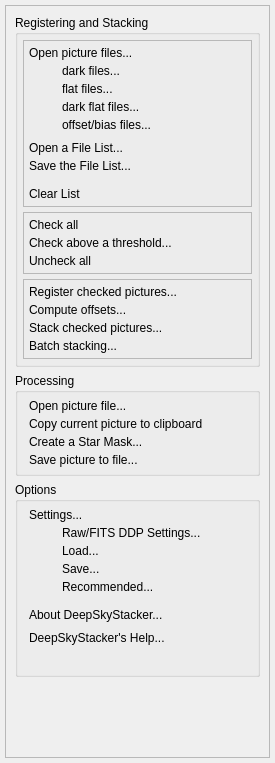
Old version of the form DeepSkyStacker/ui/ExplorerBar.ui in the repository deepskystacker/DSS.
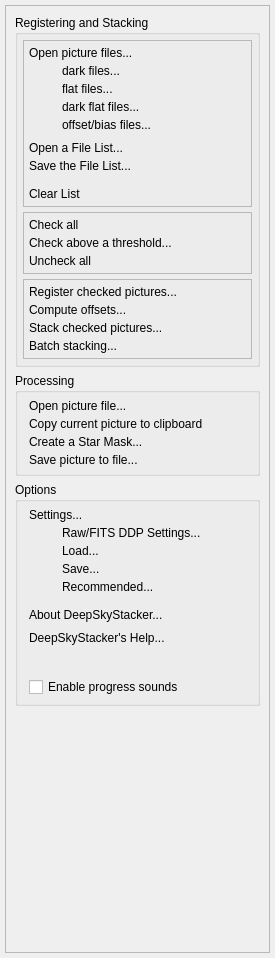
New version of the form.

Commit message: Enable/disable progress beeps

The edit to the form file:
```diff
--- a/DeepSkyStacker/ui/ExplorerBar.ui
+++ b/DeepSkyStacker/ui/ExplorerBar.ui
@@ -7,7 +7,7 @@
     <x>0</x>
     <y>0</y>
     <width>275</width>
-    <height>763</height>
+    <height>958</height>
    </rect>
   </property>
   <property name="sizePolicy">
@@ -95,7 +95,7 @@
          <x>0</x>
          <y>0</y>
          <width>263</width>
-         <height>727</height>
+         <height>922</height>
         </rect>
        </property>
        <property name="minimumSize">
@@ -581,6 +581,29 @@
              </property>
             </widget>
            </item>
+           <item>
+            <spacer name="verticalSpacer_7">
+             <property name="orientation">
+              <enum>Qt::Vertical</enum>
+             </property>
+             <property name="sizeHint" stdset="0">
+              <size>
+               <width>20</width>
+               <height>5</height>
+              </size>
+             </property>
+            </spacer>
+           </item>
+           <item>
+            <widget class="QCheckBox" name="enableSounds">
+             <property name="text">
+              <string>Enable progress sounds</string>
+             </property>
+             <property name="checked">
+              <bool>false</bool>
+             </property>
+            </widget>
+           </item>
           </layout>
          </widget>
         </item>
```
The commit also changes 3 other files.
